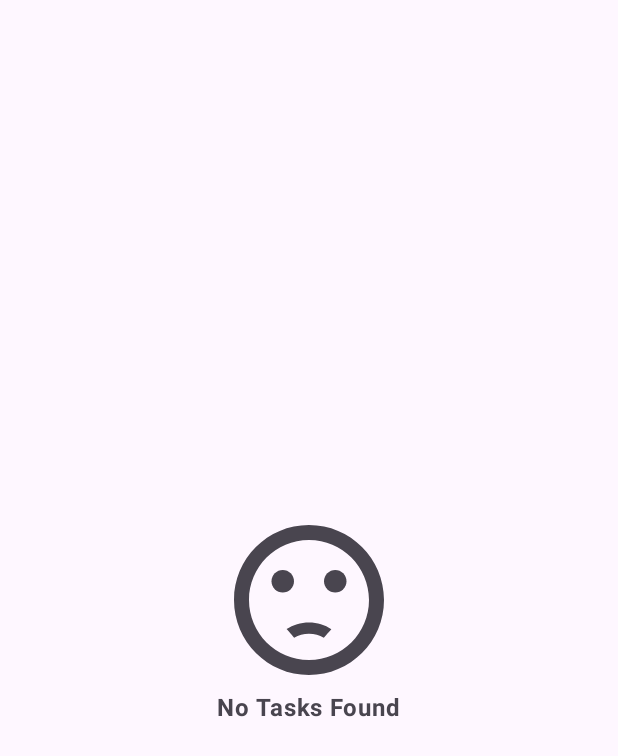
After one commit to paulchibamba/Tantika-To-Do-Compose, an Android app built with Jetpack Compose: the composable EmptyContent shown on its own in the app's theme, on a phone screen of 412 x 824 dp. The commit adds this screen. Shown: the top 756 px of the screen. Run offline under Robolectric (Android 15) with nearby library versions, the phone set to English and light mode, and no system bars.

Commit message:
feat: display tasks on ListScreen

```diff
--- /dev/null
+++ b/app/src/main/java/com/paulchibamba/to_docompose/ui/screens/list/EmptyContent.kt
@@ -0,0 +1,45 @@
+package com.paulchibamba.to_docompose.ui.screens.list
+
+import androidx.compose.foundation.background
+import androidx.compose.foundation.layout.Arrangement
+import androidx.compose.foundation.layout.Column
+import androidx.compose.foundation.layout.fillMaxSize
+import androidx.compose.foundation.layout.size
+import androidx.compose.material3.Icon
+import androidx.compose.material3.MaterialTheme
+import androidx.compose.material3.Text
+import androidx.compose.runtime.Composable
+import androidx.compose.ui.Alignment
+import androidx.compose.ui.Modifier
+import androidx.compose.ui.res.painterResource
+import androidx.compose.ui.res.stringResource
+import androidx.compose.ui.text.font.FontWeight
+import androidx.compose.ui.tooling.preview.Preview
+import androidx.compose.ui.unit.dp
+import com.paulchibamba.to_docompose.R
+
+@Composable
+fun EmptyContent() {
+    Column(
+        Modifier
+            .fillMaxSize()
+            .background(MaterialTheme.colorScheme.surface), Arrangement.Center, Alignment.CenterHorizontally
+    ) {
+        Icon(
+            modifier = Modifier.size(120.dp),
+            painter = painterResource(id = R.drawable.ic_dissatisfied_24),
+            contentDescription = stringResource(R.string.sad_face_icon),
+            tint = MaterialTheme.colorScheme.onSurfaceVariant
+        )
+        Text(text = stringResource(R.string.no_tasks_found),
+            color = MaterialTheme.colorScheme.onSurfaceVariant,
+            fontWeight = FontWeight.Bold,
+            fontSize = MaterialTheme.typography.bodyLarge.fontSize)
+    }
+}
+
+@Preview(showSystemUi = true)
+@Composable
+fun EmptyContentPreview() {
+    EmptyContent()
+}
--- a/app/src/main/java/com/paulchibamba/to_docompose/ui/theme/Dimensions.kt
+++ b/app/src/main/java/com/paulchibamba/to_docompose/ui/theme/Dimensions.kt
@@ -3,8 +3,13 @@ package com.paulchibamba.to_docompose.ui.theme
 import androidx.compose.ui.unit.dp
 
 val LARGE_PADDING = 16.dp
+val MEDIUM_LARGE_PADDING = 12.dp
 val MEDIUM_PADDING = 8.dp
+val SMALL_MEDIUM_PADDING = 6.dp
 val SMALL_PADDING = 4.dp
 
 val PRIORITY_INDICATOR_SIZE = 16.dp
 val TOP_APP_BAR_HEIGHT = 56.dp
+val SEARCH_APP_BAR_HEIGHT = 96.dp
+
+val TASK_ITEM_ELEVATION = 2.dp
--- /dev/null
+++ b/app/src/main/res/drawable/ic_dissatisfied_24.xml
@@ -0,0 +1,9 @@
+<vector xmlns:android="http://schemas.android.com/apk/res/android" android:height="24dp" android:tint="#000000" android:viewportHeight="24" android:viewportWidth="24" android:width="24dp">
+
+    <path android:fillColor="@android:color/white" android:pathData="M15.5,9.5m-1.5,0a1.5,1.5 0,1 1,3 0a1.5,1.5 0,1 1,-3 0"/>
+
+    <path android:fillColor="@android:color/white" android:pathData="M8.5,9.5m-1.5,0a1.5,1.5 0,1 1,3 0a1.5,1.5 0,1 1,-3 0"/>
+
+    <path android:fillColor="@android:color/white" android:pathData="M11.99,2C6.47,2 2,6.48 2,12s4.47,10 9.99,10C17.52,22 22,17.52 22,12S17.52,2 11.99,2zM12,20c-4.42,0 -8,-3.58 -8,-8s3.58,-8 8,-8 8,3.58 8,8 -3.58,8 -8,8zM12,16.5c0.73,0 1.39,0.19 1.97,0.53 0.12,-0.14 0.86,-0.98 1.01,-1.14 -0.85,-0.56 -1.87,-0.89 -2.98,-0.89 -1.11,0 -2.13,0.33 -2.99,0.88 0.97,1.09 0.01,0.02 1.01,1.14 0.59,-0.33 1.25,-0.52 1.98,-0.52z"/>
+
+</vector>
--- a/app/src/main/res/values/strings.xml
+++ b/app/src/main/res/values/strings.xml
@@ -8,4 +8,6 @@
     <string name="search_placeholder">Search</string>
     <string name="search_icon">Search Icon</string>
     <string name="close_icon">Close Icon</string>
+    <string name="sad_face_icon">Sad Face Icon</string>
+    <string name="no_tasks_found">No Tasks Found</string>
 </resources>
```
Also changed, not shown: app/src/main/java/com/paulchibamba/to_docompose/ui/screens/list/ListAppBar.kt (+13 -9 lines), app/src/main/java/com/paulchibamba/to_docompose/ui/screens/list/ListContent.kt (added, +147 -0 lines), app/src/main/java/com/paulchibamba/to_docompose/ui/screens/list/ListScreen.kt (+23 -3 lines), app/src/main/java/com/paulchibamba/to_docompose/ui/theme/Color.kt (+11 -0 lines), app/src/main/java/com/paulchibamba/to_docompose/ui/viewmodels/SharedViewmodel.kt (+12 -5 lines), app/src/main/java/com/paulchibamba/to_docompose/util/RequestState.kt (added, +9 -0 lines).
